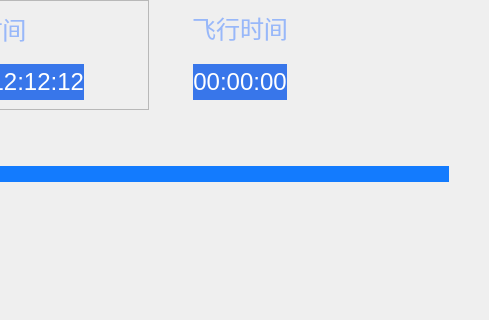
Above: 15.SimulationTrainingSys_DEV/src/ControlMonitor/UI/controlmonitor.ui from FakeItUtillMakeIt/QT-example before the change; both pictures show x 668 to 1157 and y 0 to 320 of the 1157 by 869 pixel window. Below: the same form after it.
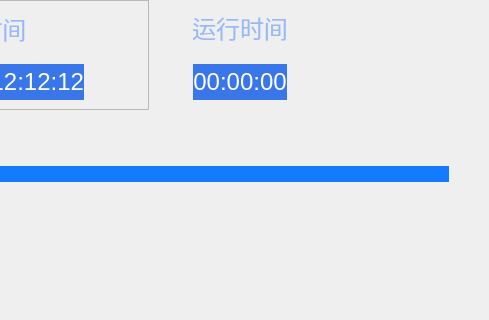
That is the form after the change. Icons and pictures are not drawn.

```diff
--- a/15.SimulationTrainingSys_DEV/src/ControlMonitor/UI/controlmonitor.ui
+++ b/15.SimulationTrainingSys_DEV/src/ControlMonitor/UI/controlmonitor.ui
@@ -418,7 +418,7 @@
                 <string notr="true">color:#98b8f9</string>
                </property>
                <property name="text">
-                <string>飞行时间</string>
+                <string>运行时间</string>
                </property>
                <property name="alignment">
                 <set>Qt::AlignCenter</set>
```
